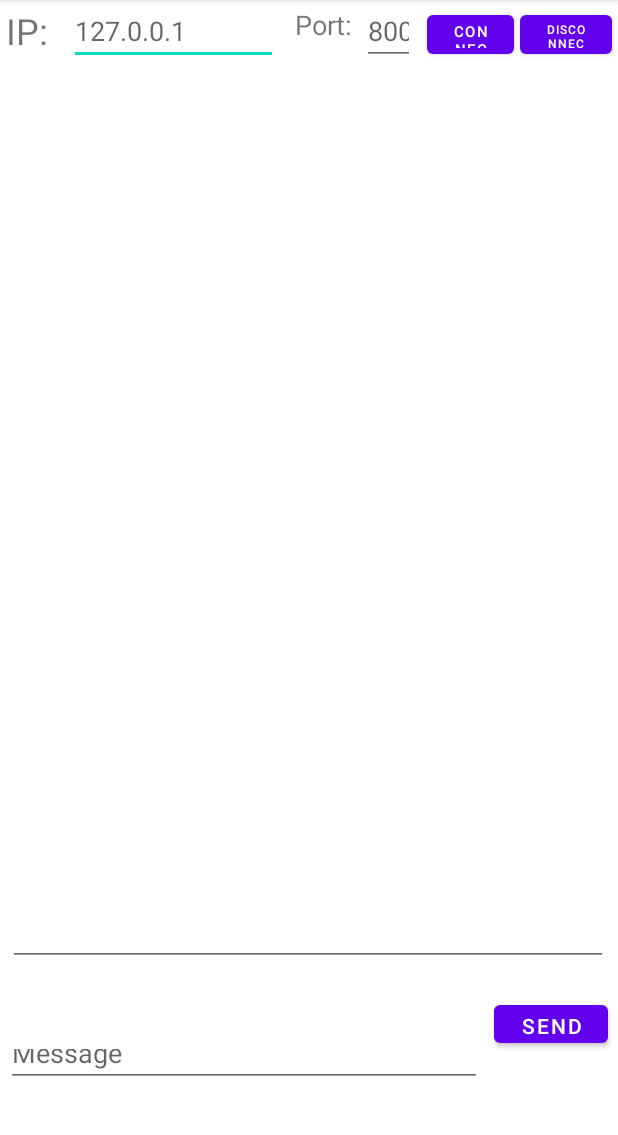
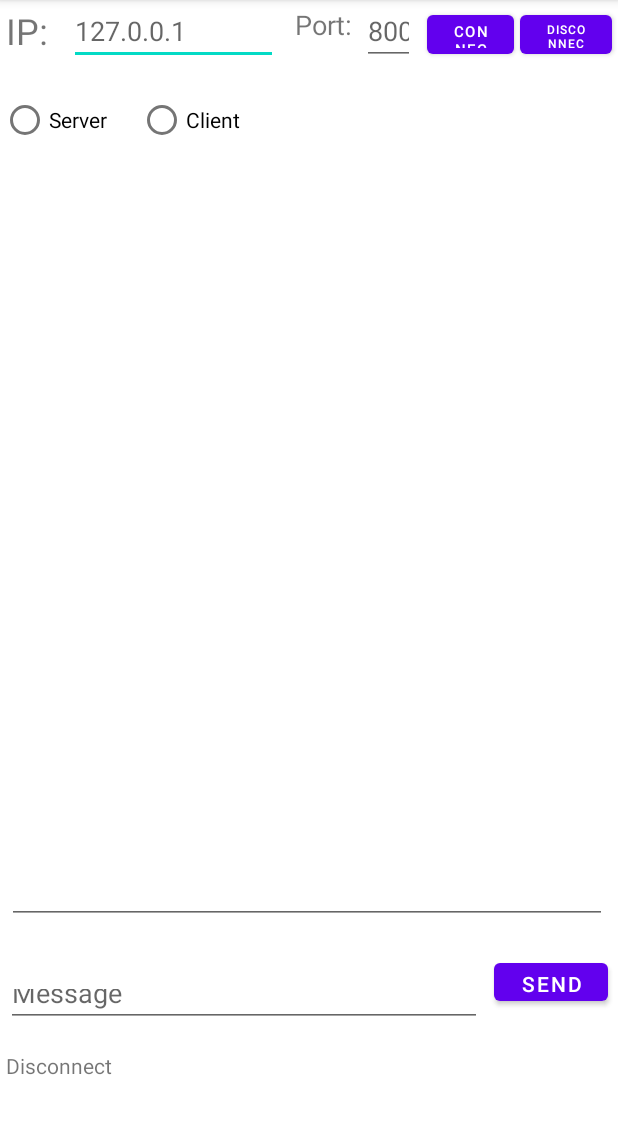
Before and after one commit to AFOEK/JavaSocketClient, an Android app: the screen it shows after launch (MainActivity), on a phone screen of 412 x 824 dp, the part 84-1219 px from its top. Run offline under Robolectric (Android 15) with nearby library versions, the phone set to English and light mode, and no system bars.

Commit message:
Ver 0.0.2 B
Add radio group, radb and label status

```diff
--- a/app/src/main/AndroidManifest.xml
+++ b/app/src/main/AndroidManifest.xml
@@ -13,7 +13,7 @@
     <uses-permission
         android:required="true"
         android:name="android.permission.INTERNET"/>
-    <!--src
+    <!--src (Ver 0.0.2 A)
     https://stackoverflow.com/questions/10388250/how-to-send-string-from-android-to-pc-over-wifi
     https://developer.android.com/training/connect-devices-wirelessly/wifi-direct (permission to connect P2P -->
 
--- a/app/src/main/res/layout/activity_main.xml
+++ b/app/src/main/res/layout/activity_main.xml
@@ -81,15 +81,15 @@
     <EditText
         android:id="@+id/txt_history"
         android:layout_width="400dp"
-        android:layout_height="592dp"
-        android:layout_marginTop="52dp"
+        android:layout_height="500dp"
+        android:layout_marginTop="116dp"
         android:ems="10"
         android:gravity="start|top"
         android:inputType="textMultiLine"
         android:text="@string/txtmulti_chat"
         android:textSize="12sp"
         app:layout_constraintEnd_toEndOf="parent"
-        app:layout_constraintHorizontal_bias="0.454"
+        app:layout_constraintHorizontal_bias="0.363"
         app:layout_constraintStart_toStartOf="parent"
         app:layout_constraintTop_toTopOf="parent" />
 
@@ -106,7 +106,7 @@
         app:layout_constraintBottom_toBottomOf="parent"
         app:layout_constraintStart_toStartOf="parent"
         app:layout_constraintTop_toBottomOf="@+id/txt_history"
-        app:layout_constraintVertical_bias="0.625" />
+        app:layout_constraintVertical_bias="0.328" />
 
     <Button
         android:id="@+id/butt_send"
@@ -117,4 +117,47 @@
         android:text="@string/Button_Send"
         app:layout_constraintStart_toEndOf="@+id/txt_msg"
         app:layout_constraintTop_toBottomOf="@+id/txt_history" />
+
+    <TextView
+        android:id="@+id/lbl_stat"
+        android:layout_width="wrap_content"
+        android:layout_height="wrap_content"
+        android:layout_marginTop="16dp"
+        android:text="Disconnect"
+        app:layout_constraintBottom_toBottomOf="parent"
+        app:layout_constraintEnd_toEndOf="parent"
+        app:layout_constraintHorizontal_bias="0.011"
+        app:layout_constraintStart_toStartOf="parent"
+        app:layout_constraintTop_toBottomOf="@+id/txt_msg"
+        app:layout_constraintVertical_bias="0.0" />
+
+    <RadioGroup
+        android:id="@+id/butt_grup"
+        android:layout_width="410dp"
+        android:layout_height="72dp"
+        android:layout_marginTop="75dp"
+        android:orientation="horizontal"
+        app:layout_constraintBottom_toTopOf="@+id/txt_history"
+        app:layout_constraintEnd_toEndOf="parent"
+        app:layout_constraintHorizontal_bias="0.333"
+        app:layout_constraintStart_toStartOf="parent"
+        app:layout_constraintTop_toTopOf="@+id/textView2"
+        app:layout_constraintVertical_bias="1.0">
+
+        <RadioButton
+            android:id="@+id/rad_server"
+            android:layout_width="wrap_content"
+            android:layout_height="wrap_content"
+            android:layout_marginTop="12dp"
+            android:layout_marginRight="20dp"
+            android:text="Server" />
+
+        <RadioButton
+            android:id="@+id/rad_client"
+            android:layout_width="wrap_content"
+            android:layout_height="wrap_content"
+            android:layout_marginTop="12dp"
+            android:text="Client" />
+    </RadioGroup>
+
 </androidx.constraintlayout.widget.ConstraintLayout>
```
